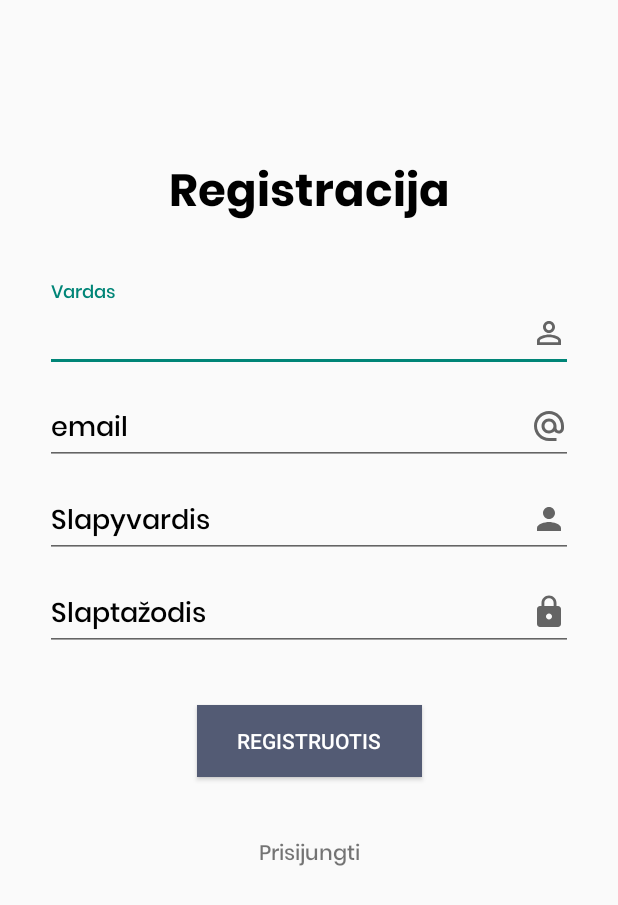
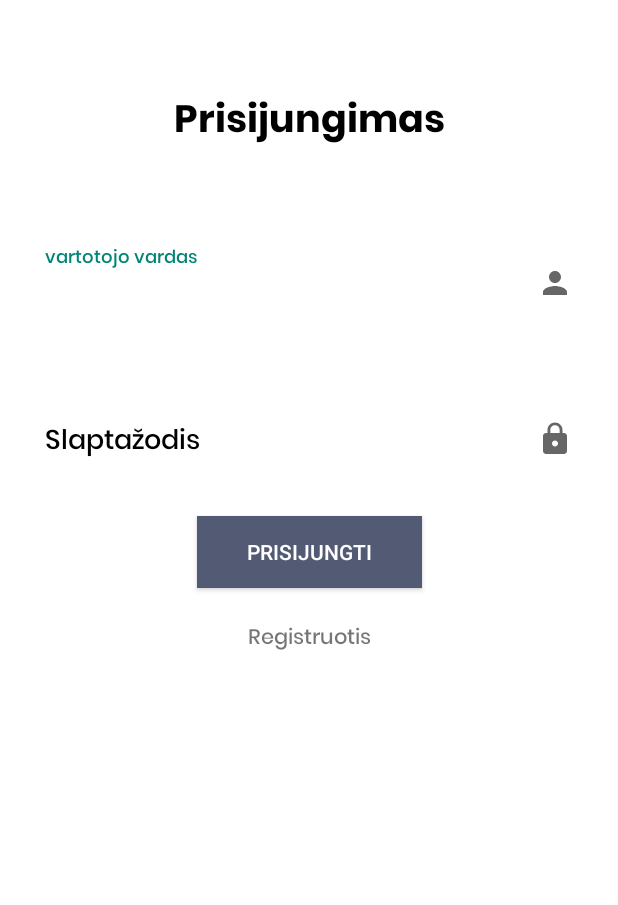
Before and after one commit to RutaOrd/Mobilioji-aplikacija, an Android app: the screen it shows after launch (SignUp before the commit, Login after it), on a phone screen of 412 x 824 dp. Shown: the top 905 px of the screen. Run offline under Robolectric (Android 15) with nearby library versions, the phone set to English and light mode, and no system bars.

Commit message:
pakeitimas
adasd

```diff
--- /dev/null
+++ b/app/src/main/java/com/example/myapplication/Login.java
@@ -0,0 +1,109 @@
+package com.example.myapplication;
+
+import androidx.appcompat.app.AppCompatActivity;
+
+import android.content.Intent;
+import android.os.Bundle;
+import android.os.Handler;
+import android.text.TextUtils;
+import android.view.View;
+import android.widget.Button;
+import android.widget.TextView;
+import android.widget.Toast;
+
+import com.google.android.material.textfield.TextInputEditText;
+
+import java.nio.charset.StandardCharsets;
+import java.util.Arrays;
+
+import retrofit2.Call;
+import retrofit2.Callback;
+import retrofit2.Response;
+
+public class Login extends AppCompatActivity {
+
+    TextInputEditText username, password;
+    Button btnLogin;
+    TextView btnRegister;
+
+    @Override
+    protected void onCreate(Bundle savedInstanceState) {
+        super.onCreate(savedInstanceState);
+        setContentView(R.layout.activity_login);
+
+        username = findViewById(R.id.edUsername);
+        password = findViewById(R.id.edPassword);
+        btnLogin = findViewById(R.id.btnLogin);
+        btnRegister = findViewById(R.id.RegisterText);
+
+        btnLogin.setOnClickListener(new View.OnClickListener() {
+            @Override
+            public void onClick(View view) {
+
+                if(TextUtils.isEmpty(username.getText().toString()) || TextUtils.isEmpty(password.getText().toString())){
+                    Toast.makeText(Login.this,"Username / Password Required", Toast.LENGTH_LONG).show();
+                }else{
+                    //proceed to login
+                    login();
+                }
+
+            }
+        });
+
+        btnRegister.setOnClickListener(new View.OnClickListener() {
+            @Override
+            public void onClick(View view) {
+                startActivity(new Intent(Login.this, SignUp.class));
+            }
+        });
+
+    }
+
+    public void login(){
+
+
+        Call<LoginResponse> loginResponseCall = ApiClient.getUserService().userLogin(username.getText().toString(), password.getText().toString());
+        loginResponseCall.enqueue(new Callback<LoginResponse>() {
+            @Override
+            public void onResponse(Call<LoginResponse> call, Response<LoginResponse> response) {
+
+                if(response.isSuccessful()){
+                    LoginResponse loginResponse = response.body();
+                    byte[] arr1 = loginResponse.getResponse().getBytes(StandardCharsets.UTF_8);
+                    String str1 = "Failed";
+                    byte[] arr2 = str1.getBytes(StandardCharsets.UTF_8);
+
+                    if(Arrays.equals(arr1,arr2)){
+                        Toast.makeText(Login.this,"blogai įverti vartotojo duomenys", Toast.LENGTH_LONG).show();
+                        return;
+                    }
+                    else{
+                        Toast.makeText(Login.this,"Login Successful", Toast.LENGTH_LONG).show();
+
+                        new Handler().postDelayed(new Runnable() {
+                            @Override
+                            public void run() {
+
+                                startActivity(new Intent(Login.this, MainPage.class).putExtra("data",loginResponse.getResponse()));
+                            }
+                        },700);
+                    }
+
+
+                }else{
+                    Toast.makeText(Login.this,"Login Failed", Toast.LENGTH_LONG).show();
+
+                }
+
+            }
+
+            @Override
+            public void onFailure(Call<LoginResponse> call, Throwable t) {
+                Toast.makeText(Login.this,"Throwable "+t.getLocalizedMessage(), Toast.LENGTH_LONG).show();
+
+            }
+        });
+
+
+    }
+}
--- a/app/src/main/java/com/example/myapplication/myapi.java
+++ b/app/src/main/java/com/example/myapplication/myapi.java
@@ -3,6 +3,7 @@ package com.example.myapplication;
 import retrofit2.Call;
 import retrofit2.http.Field;
 import retrofit2.http.FormUrlEncoded;
+import retrofit2.http.GET;
 import retrofit2.http.POST;
 import retrofit2.http.Query;
 
@@ -11,6 +12,9 @@ public interface myapi {
 
 
     @POST("signup.php")
-    Call<model> adddata(@Query("name") String name, @Query("email") String email, @Query("username") String username, @Query("password") String password);
+    Call<LoginResponse> adddata(@Query("name") String name, @Query("email") String email, @Query("username") String username, @Query("password") String password);
+
+    @POST("login.php")
+    Call<LoginResponse> userLogin(@Query("username") String username, @Query("password") String password);
 
 }
--- /dev/null
+++ b/app/src/main/res/layout/activity_login.xml
@@ -0,0 +1,103 @@
+<?xml version="1.0" encoding="utf-8"?>
+<androidx.constraintlayout.widget.ConstraintLayout xmlns:android="http://schemas.android.com/apk/res/android"
+    xmlns:app="http://schemas.android.com/apk/res-auto"
+    xmlns:tools="http://schemas.android.com/tools"
+    android:layout_width="match_parent"
+    android:layout_height="match_parent"
+    android:background="@color/white"
+    tools:context=".Login">
+
+
+    <TextView
+        android:layout_width="match_parent"
+        android:layout_height="wrap_content"
+        android:text="@string/login"
+        android:background="@color/white"
+        android:gravity="center"
+        android:textSize="25dp"
+        android:fontFamily="@font/poppinsbold"
+        android:textColor="@color/black"
+        app:layout_constraintBottom_toTopOf="@+id/ps"
+        app:layout_constraintTop_toTopOf="parent"
+        tools:layout_editor_absoluteX="0dp"/>
+
+    <com.google.android.material.textfield.TextInputLayout
+        android:id="@+id/ps"
+        android:layout_width="match_parent"
+        android:layout_height="wrap_content"
+        android:layout_marginLeft="30dp"
+        android:textColorHint="@color/black"
+        android:layout_marginTop="100dp"
+        android:layout_marginRight="30dp"
+        android:hint="@string/vartotojo_vardas"
+
+        app:layout_constraintBottom_toTopOf="@+id/one"
+        app:layout_constraintEnd_toEndOf="parent"
+        app:layout_constraintStart_toStartOf="parent"
+        app:layout_constraintTop_toTopOf="parent">
+
+        <com.google.android.material.textfield.TextInputEditText
+            android:id="@+id/edUsername"
+            android:layout_width="match_parent"
+            android:layout_height="wrap_content"
+            android:background="@color/white"
+            android:fontFamily="@font/poppinsmedium"
+            android:textColor="@color/black"
+            android:drawableRight="@drawable/ic_userimg"
+            android:textColorHint="@color/black"
+            tools:ignore="TouchTargetSizeCheck"/>
+    </com.google.android.material.textfield.TextInputLayout>
+
+    <com.google.android.material.textfield.TextInputLayout
+        android:id="@+id/one"
+        android:layout_width="match_parent"
+        android:layout_height="wrap_content"
+        android:layout_marginBottom="250dp"
+        android:hint="@string/slaptazodis"
+        android:layout_marginLeft="30dp"
+        android:layout_marginRight="30dp"
+        android:textColorHint="@color/black"
+        app:layout_constraintBottom_toBottomOf="parent"
+        app:layout_constraintEnd_toEndOf="parent"
+        app:layout_constraintStart_toStartOf="parent"
+        app:layout_constraintTop_toTopOf="parent">
+
+        <com.google.android.material.textfield.TextInputEditText
+            android:id="@+id/edPassword"
+            android:layout_width="match_parent"
+            android:layout_height="wrap_content"
+            android:background="@color/white"
+            android:fontFamily="@font/poppinsmedium"
+            android:drawableRight="@drawable/ic_passimg"
+            android:textColor="@color/black"
+            android:textColorHint="@color/black"
+            tools:ignore="TouchTargetSizeCheck" />
+    </com.google.android.material.textfield.TextInputLayout>
+
+    <Button
+        android:id="@+id/btnLogin"
+        style="@style/Widget.AppCompat.Button.Colored"
+        android:layout_width="150dp"
+        android:layout_height="wrap_content"
+        android:layout_marginTop="36dp"
+        android:background="@color/butcolor"
+        android:text="Prisijungti"
+        app:layout_constraintEnd_toEndOf="parent"
+        app:layout_constraintStart_toStartOf="parent"
+        app:layout_constraintTop_toBottomOf="@+id/one" />
+
+    <TextView
+        android:id="@+id/RegisterText"
+        android:layout_width="wrap_content"
+        android:layout_height="wrap_content"
+        android:layout_marginTop="10dp"
+        android:clickable="true"
+        android:fontFamily="@font/poppinsmedium"
+        android:gravity="center"
+        android:minHeight="48dp"
+        android:text="Registruotis"
+        app:layout_constraintEnd_toEndOf="parent"
+        app:layout_constraintStart_toStartOf="parent"
+        app:layout_constraintTop_toBottomOf="@+id/btnLogin"
+        tools:targetApi="jelly_bean" />
+</androidx.constraintlayout.widget.ConstraintLayout>
--- a/app/src/main/res/layout/activity_signup.xml
+++ b/app/src/main/res/layout/activity_signup.xml
@@ -140,9 +140,12 @@
             android:id="@+id/loginText"
             android:layout_width="wrap_content"
             android:layout_height="wrap_content"
-            android:layout_marginTop="40dp"
+            android:layout_marginTop="10dp"
+            android:clickable="true"
             android:fontFamily="@font/poppinsmedium"
+            android:minHeight="48dp"
             android:text="Prisijungti"
+            android:gravity="center"
             app:layout_constraintEnd_toEndOf="parent"
             app:layout_constraintStart_toStartOf="parent"
             app:layout_constraintTop_toBottomOf="@+id/regbutton"
--- a/app/src/main/res/values/strings.xml
+++ b/app/src/main/res/values/strings.xml
@@ -2,4 +2,7 @@
     <string name="app_name">My Application</string>
     <string name="registracija">Registracija</string>
     <string name="vardas">Vardas</string>
+    <string name="login">Prisijungimas</string>
+    <string name="vartotojo_vardas">vartotojo vardas</string>
+    <string name="slaptazodis">Slaptažodis</string>
 </resources>
```
Also changed, not shown: app/src/main/AndroidManifest.xml (+5 -2 lines), app/src/main/java/com/example/myapplication/ApiClient.java (added, +39 -0 lines), app/src/main/java/com/example/myapplication/LoginResponse.java (added, +14 -0 lines), app/src/main/java/com/example/myapplication/MainActivity.java (deleted, +0 -14 lines), app/src/main/java/com/example/myapplication/MainPage.java (added, +26 -0 lines), app/src/main/java/com/example/myapplication/SignUp.java (+42 -18 lines), app/src/main/java/com/example/myapplication/model.java (deleted, +0 -35 lines), app/src/main/res/layout/activity_main.xml (deleted, +0 -9 lines), app/src/main/res/layout/activity_mainpage.xml (added, +15 -0 lines).
